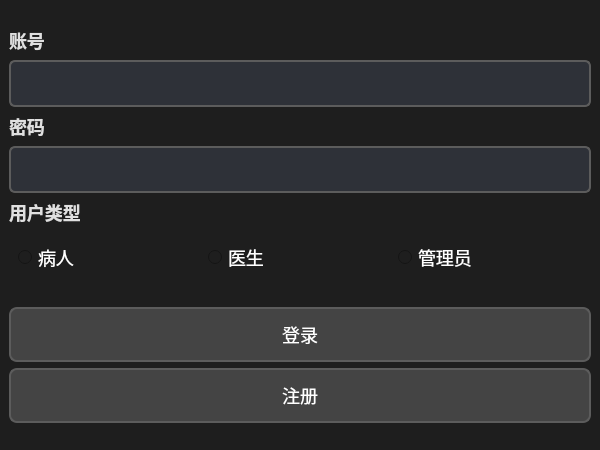
Qt form system/ui/login_window.ui (MarkXuJQ/Pelvis-Fracture-Image-Segmentation) before a commit.
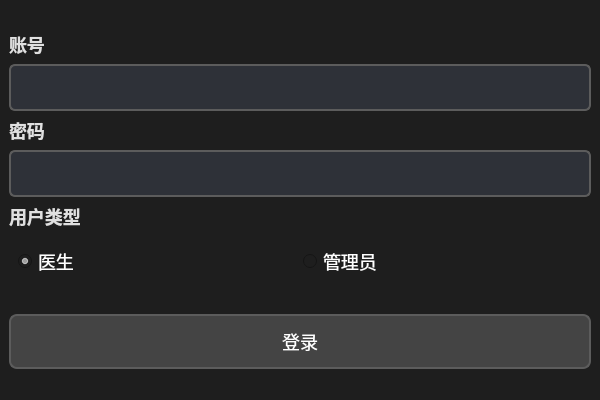
The same form after that commit.

Commit message: 修改登录注册功能，删去病人部分和注册部分

What changed in the file:
```diff
--- a/system/ui/login_window.ui
+++ b/system/ui/login_window.ui
@@ -10,7 +10,7 @@
     <x>100</x>
     <y>100</y>
     <width>600</width>
-    <height>450</height>
+    <height>400</height>  <!-- 调整窗口高度，避免多余空白 -->
    </rect>
   </property>
   <property name="styleSheet">
@@ -68,7 +68,7 @@
       <property name="sizeHint">
        <size>
         <width>20</width>
-        <height>30</height>
+        <height>20</height>  <!-- 减少顶部空白 -->
        </size>
       </property>
      </spacer>
@@ -107,18 +107,14 @@
     <item>
      <widget class="QWidget" name="user_type_widget">
       <layout class="QHBoxLayout" name="user_type_layout">
-       <item>
-        <widget class="QRadioButton" name="patient_radio">
-         <property name="text">
-          <string>病人</string>
-         </property>
-        </widget>
-       </item>
        <item>
         <widget class="QRadioButton" name="doctor_radio">
          <property name="text">
           <string>医生</string>
          </property>
+         <property name="checked">
+          <bool>true</bool>  <!-- 默认选中医生 -->
+         </property>
         </widget>
        </item>
        <item>
@@ -139,7 +135,7 @@
       <property name="sizeHint">
        <size>
         <width>20</width>
-        <height>30</height>
+        <height>20</height>  <!-- 减少空白 -->
        </size>
       </property>
      </spacer>
@@ -151,13 +147,6 @@
       </property>
      </widget>
     </item>
-    <item>
-     <widget class="QPushButton" name="register_button">
-      <property name="text">
-       <string>注册</string>
-      </property>
-     </widget>
-    </item>
     <item>
      <spacer name="bottomSpacer">
       <property name="orientation">
@@ -166,7 +155,7 @@
       <property name="sizeHint">
        <size>
         <width>20</width>
-        <height>30</height>
+        <height>20</height>  <!-- 减少底部空白 -->
        </size>
       </property>
      </spacer>
```
The commit also changes 2 other files.
